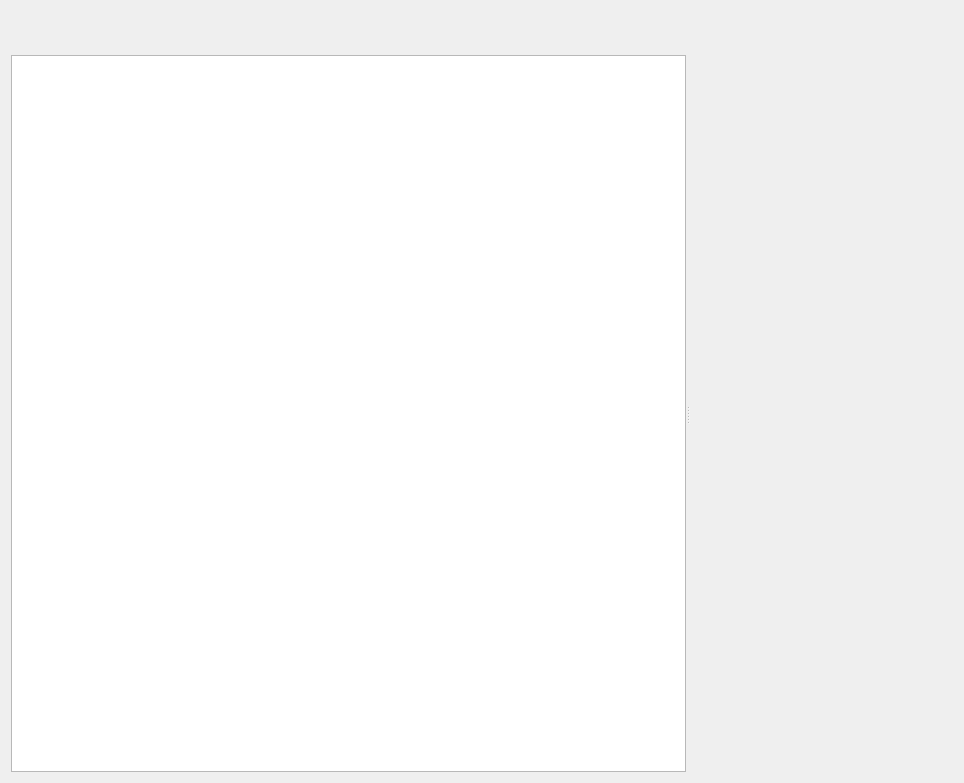
Qt form sVanilla/src/ClientUi/VideoList/VideoWidget.ui (WangPengZhan/sVanilla) before a commit.
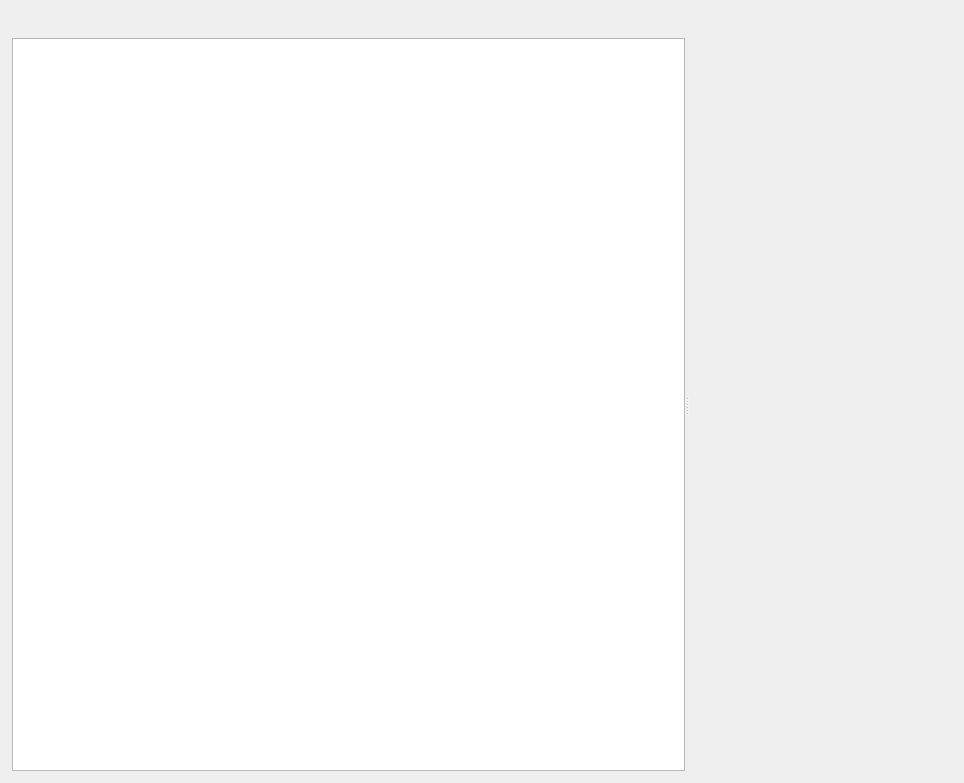
The same form after that commit. Custom widgets are drawn as their Qt base class.

Commit message: refactor(ui): put the videoPage item signal into the listwidget

The edit to the form file:
```diff
--- a/sVanilla/src/ClientUi/VideoList/VideoWidget.ui
+++ b/sVanilla/src/ClientUi/VideoList/VideoWidget.ui
@@ -11,9 +11,33 @@
    </rect>
   </property>
   <layout class="QVBoxLayout" name="verticalLayout">
+   <property name="leftMargin">
+    <number>12</number>
+   </property>
+   <property name="topMargin">
+    <number>12</number>
+   </property>
+   <property name="rightMargin">
+    <number>12</number>
+   </property>
+   <property name="bottomMargin">
+    <number>12</number>
+   </property>
    <item>
     <widget class="QWidget" name="SwitchBtnWidget" native="true">
      <layout class="QHBoxLayout" name="horizontalLayout_2">
+      <property name="leftMargin">
+       <number>0</number>
+      </property>
+      <property name="topMargin">
+       <number>0</number>
+      </property>
+      <property name="rightMargin">
+       <number>5</number>
+      </property>
+      <property name="bottomMargin">
+       <number>0</number>
+      </property>
       <item>
        <spacer name="horizontalSpacer">
         <property name="orientation">
@@ -39,7 +63,11 @@
       <property name="orientation">
        <enum>Qt::Horizontal</enum>
       </property>
-      <widget class="::VideoGridWidget" name="VideoGridWidget"/>
+      <widget class="::VideoGridWidget" name="VideoGridWidget">
+       <property name="verticalScrollBarPolicy">
+        <enum>Qt::ScrollBarAlwaysOff</enum>
+       </property>
+      </widget>
       <widget class="::VideoDetailWidget" name="VideoGridDetailWidget" native="true"/>
      </widget>
      <widget class="QWidget" name="VideoListPage">
```
Left out of the diff: 9 changed lines with no effect on the pictures. The commit also changes 12 other files.
